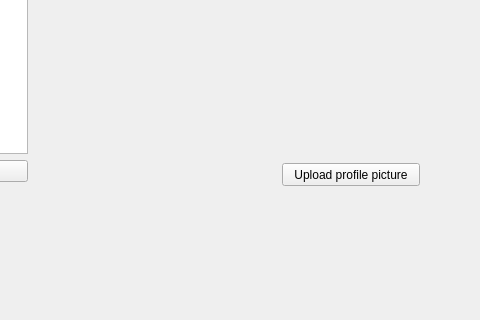
mGarbowski/pipr-piprbook, file gui/ui_component_templates/profile_page.ui: the form before one commit; both pictures show x 257 to 737 and y 227 to 547 of the 737 by 547 pixel window.
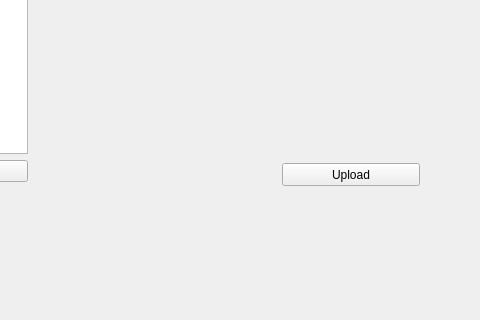
The form after the commit.

Commit message: changed button text

```diff
--- a/gui/ui_component_templates/profile_page.ui
+++ b/gui/ui_component_templates/profile_page.ui
@@ -126,7 +126,7 @@
           </rect>
          </property>
          <property name="text">
-          <string>Upload profile picture</string>
+          <string>Upload</string>
          </property>
         </widget>
         <widget class="QLabel" name="profile_picture">
```
The commit also changes 2 other files.
